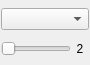
Above: starviewer/src/core/qthickslabwidgetbase.ui from starviewer-medical/starviewer before the change. Below: the same form after it.
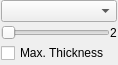
That is the form after the change.

Commit message: ENH: Afegim una opció al widget del thickSlab perquè es mantingui el màxim de thickness i la projecció encara que es canvïi de vista.

```diff
--- a/starviewer/src/core/qthickslabwidgetbase.ui
+++ b/starviewer/src/core/qthickslabwidgetbase.ui
@@ -6,7 +6,7 @@
    <rect>
     <x>0</x>
     <y>0</y>
-    <width>90</width>
+    <width>106</width>
     <height>65</height>
    </rect>
   </property>
@@ -55,7 +55,7 @@
      </property>
      <property name="maximumSize">
       <size>
-       <width>70</width>
+       <width>500</width>
        <height>16777215</height>
       </size>
      </property>
@@ -95,6 +95,13 @@
      </property>
     </widget>
    </item>
+   <item row="2" column="0">
+    <widget class="QCheckBox" name="m_maximumThicknessCheckBox">
+     <property name="text">
+      <string>Max. Thickness</string>
+     </property>
+    </widget>
+   </item>
   </layout>
  </widget>
  <resources/>
```
The commit also changes 2 other files.
